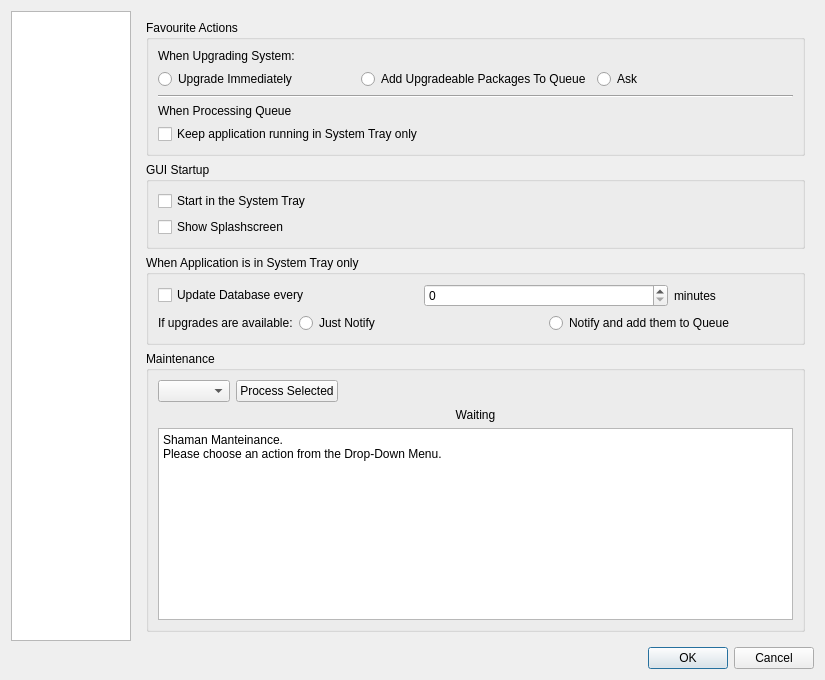
Qt form trunk/shaman/ui/configDialog.ui (drf/shaman1) before a commit.
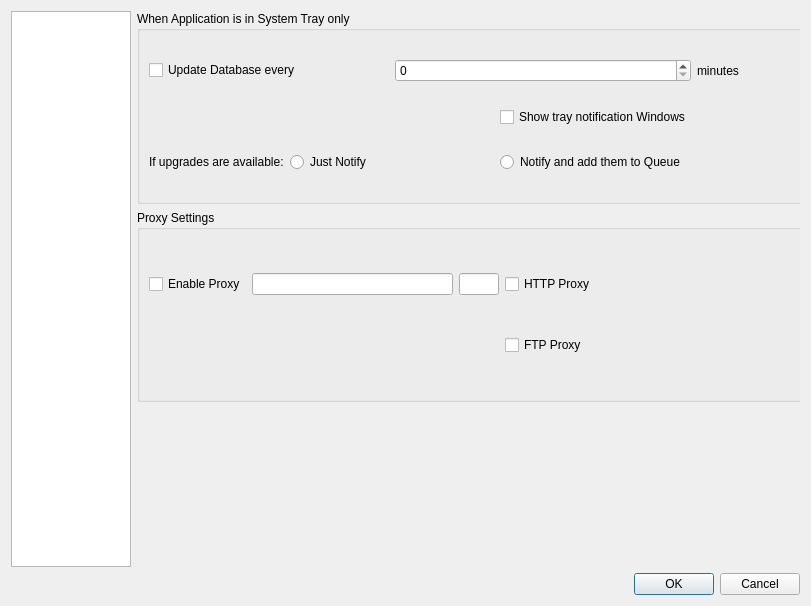
The same form after that commit. The open tabs and pages were chosen to show the change. Icons and pictures are not drawn.

Commit message: Added Georg patch, need GUI refining

The edit to the form file:
```diff
--- a/trunk/shaman/ui/configDialog.ui
+++ b/trunk/shaman/ui/configDialog.ui
@@ -5,8 +5,8 @@
    <rect>
     <x>0</x>
     <y>0</y>
-    <width>825</width>
-    <height>607</height>
+    <width>811</width>
+    <height>606</height>
    </rect>
   </property>
   <property name="windowTitle" >
@@ -16,7 +16,7 @@
    <iconset resource="qtpacman.qrc" >:/Icons/icons/shaman/shaman-32.png</iconset>
   </property>
   <layout class="QGridLayout" >
-   <item row="0" column="0" >
+   <item row="1" column="0" >
     <widget class="QListWidget" name="listWidget" >
      <property name="sizePolicy" >
       <sizepolicy vsizetype="Minimum" hsizetype="Fixed" >
@@ -59,7 +59,7 @@
      </property>
     </widget>
    </item>
-   <item row="2" column="0" colspan="2" >
+   <item row="3" column="0" colspan="2" >
     <widget class="QDialogButtonBox" name="buttonBox" >
      <property name="orientation" >
       <enum>Qt::Horizontal</enum>
@@ -69,7 +69,7 @@
      </property>
     </widget>
    </item>
-   <item row="0" column="1" >
+   <item row="1" column="1" >
     <widget class="QStackedWidget" name="stackedWidget" >
      <property name="sizePolicy" >
       <sizepolicy vsizetype="Minimum" hsizetype="Minimum" >
@@ -81,8 +81,8 @@
       <number>0</number>
      </property>
      <widget class="QWidget" name="Seite" >
-      <layout class="QGridLayout" >
-       <item row="0" column="0" >
+      <layout class="QVBoxLayout" >
+       <item>
         <widget class="QGroupBox" name="groupBox_5" >
          <property name="title" >
           <string>Favourite Actions</string>
@@ -147,7 +147,7 @@
          </layout>
         </widget>
        </item>
-       <item row="1" column="0" >
+       <item>
         <widget class="QGroupBox" name="groupBox_6" >
          <property name="title" >
           <string>GUI Startup</string>
@@ -170,58 +170,7 @@
          </layout>
         </widget>
        </item>
-       <item row="2" column="0" >
-        <widget class="QGroupBox" name="groupBox_11" >
-         <property name="title" >
-          <string>When Application is in System Tray only</string>
-         </property>
-         <layout class="QGridLayout" >
-          <item row="0" column="0" colspan="2" >
-           <widget class="QCheckBox" name="updateDbTrayBox" >
-            <property name="text" >
-             <string>Update Database every</string>
-            </property>
-           </widget>
-          </item>
-          <item row="0" column="2" colspan="2" >
-           <widget class="QSpinBox" name="minutesSpin" >
-            <property name="enabled" >
-             <bool>true</bool>
-            </property>
-           </widget>
-          </item>
-          <item row="0" column="4" >
-           <widget class="QLabel" name="label_16" >
-            <property name="text" >
-             <string>minutes</string>
-            </property>
-           </widget>
-          </item>
-          <item row="1" column="0" >
-           <widget class="QLabel" name="label_17" >
-            <property name="text" >
-             <string>If upgrades are available:</string>
-            </property>
-           </widget>
-          </item>
-          <item row="1" column="1" colspan="2" >
-           <widget class="QRadioButton" name="upNotifyRadio" >
-            <property name="text" >
-             <string>Just Notify</string>
-            </property>
-           </widget>
-          </item>
-          <item row="1" column="3" colspan="2" >
-           <widget class="QRadioButton" name="upNotifyAddRadio" >
-            <property name="text" >
-             <string>Notify and add them to Queue</string>
-            </property>
-           </widget>
-          </item>
-         </layout>
-        </widget>
-       </item>
-       <item row="3" column="0" >
+       <item>
         <widget class="QGroupBox" name="groupBox" >
          <property name="title" >
           <string>Maintenance</string>
@@ -281,9 +230,9 @@
               <property name="html" >
                <string>&lt;html>&lt;head>&lt;meta name="qrichtext" content="1" />&lt;style type="text/css">
 p, li { white-space: pre-wrap; }
-&lt;/style>&lt;/head>&lt;body style=" font-family:'Sans Serif'; font-size:10pt; font-weight:400; font-style:normal;">
-&lt;p style=" margin-top:0px; margin-bottom:0px; margin-left:0px; margin-right:0px; -qt-block-indent:0; text-indent:0px; font-family:'Liberation Sans'; font-size:9pt;">Shaman Manteinance.&lt;/p>
-&lt;p style=" margin-top:0px; margin-bottom:0px; margin-left:0px; margin-right:0px; -qt-block-indent:0; text-indent:0px; font-family:'Liberation Sans'; font-size:9pt;">Please choose an action from the Drop-Down Menu.&lt;/p>&lt;/body>&lt;/html></string>
+&lt;/style>&lt;/head>&lt;body style=" font-family:'Liberation Sans'; font-size:9pt; font-weight:400; font-style:normal;">
+&lt;p style=" margin-top:0px; margin-bottom:0px; margin-left:0px; margin-right:0px; -qt-block-indent:0; text-indent:0px;">Shaman Manteinance.&lt;/p>
+&lt;p style=" margin-top:0px; margin-bottom:0px; margin-left:0px; margin-right:0px; -qt-block-indent:0; text-indent:0px;">Please choose an action from the Drop-Down Menu.&lt;/p>&lt;/body>&lt;/html></string>
               </property>
              </widget>
             </item>
@@ -858,6 +807,168 @@
        </item>
       </layout>
      </widget>
+     <widget class="QWidget" name="page_2" >
+      <widget class="QWidget" name="" >
+       <property name="geometry" >
+        <rect>
+         <x>0</x>
+         <y>0</y>
+         <width>671</width>
+         <height>391</height>
+        </rect>
+       </property>
+       <layout class="QVBoxLayout" >
+        <item>
+         <widget class="QGroupBox" name="groupBox_11" >
+          <property name="title" >
+           <string>When Application is in System Tray only</string>
+          </property>
+          <layout class="QGridLayout" >
+           <item row="0" column="0" colspan="2" >
+            <widget class="QCheckBox" name="updateDbTrayBox" >
+             <property name="text" >
+              <string>Update Database every</string>
+             </property>
+            </widget>
+           </item>
+           <item row="0" column="2" colspan="2" >
+            <widget class="QSpinBox" name="minutesSpin" >
+             <property name="enabled" >
+              <bool>true</bool>
+             </property>
+            </widget>
+           </item>
+           <item row="0" column="4" >
+            <widget class="QLabel" name="label_16" >
+             <property name="text" >
+              <string>minutes</string>
+             </property>
+            </widget>
+           </item>
+           <item row="2" column="0" >
+            <widget class="QLabel" name="label_17" >
+             <property name="text" >
+              <string>If upgrades are available:</string>
+             </property>
+            </widget>
+           </item>
+           <item row="2" column="1" colspan="2" >
+            <widget class="QRadioButton" name="upNotifyRadio" >
+             <property name="text" >
+              <string>Just Notify</string>
+             </property>
+            </widget>
+           </item>
+           <item row="2" column="3" colspan="2" >
+            <widget class="QRadioButton" name="upNotifyAddRadio" >
+             <property name="text" >
+              <string>Notify and add them to Queue</string>
+             </property>
+            </widget>
+           </item>
+           <item row="1" column="3" >
+            <widget class="QCheckBox" name="updateDbShowNotify" >
+             <property name="text" >
+              <string>Show tray notification Windows</string>
+             </property>
+             <property name="checked" >
+              <bool>false</bool>
+             </property>
+            </widget>
+           </item>
+          </layout>
+         </widget>
+        </item>
+        <item>
+         <widget class="QGroupBox" name="groupBox_12" >
+          <property name="title" >
+           <string>Proxy Settings</string>
+          </property>
+          <layout class="QGridLayout" >
+           <item row="0" column="0" >
+            <widget class="QCheckBox" name="enableProxyBox" >
+             <property name="sizePolicy" >
+              <sizepolicy vsizetype="Fixed" hsizetype="Minimum" >
+               <horstretch>0</horstretch>
+               <verstretch>0</verstretch>
+              </sizepolicy>
+             </property>
+             <property name="text" >
+              <string>Enable Proxy</string>
+             </property>
+            </widget>
+           </item>
+           <item row="0" column="1" >
+            <widget class="QLineEdit" name="proxyServer" >
+             <property name="sizePolicy" >
+              <sizepolicy vsizetype="Fixed" hsizetype="MinimumExpanding" >
+               <horstretch>0</horstretch>
+               <verstretch>0</verstretch>
+              </sizepolicy>
+             </property>
+             <property name="minimumSize" >
+              <size>
+               <width>0</width>
+               <height>0</height>
+              </size>
+             </property>
+            </widget>
+           </item>
+           <item row="0" column="2" >
+            <widget class="QLineEdit" name="proxyPort" >
+             <property name="sizePolicy" >
+              <sizepolicy vsizetype="Fixed" hsizetype="Fixed" >
+               <horstretch>0</horstretch>
+               <verstretch>0</verstretch>
+              </sizepolicy>
+             </property>
+             <property name="minimumSize" >
+              <size>
+               <width>40</width>
+               <height>0</height>
+              </size>
+             </property>
+             <property name="maximumSize" >
+              <size>
+               <width>40</width>
+               <height>16777215</height>
+              </size>
+             </property>
+            </widget>
+           </item>
+           <item row="0" column="4" >
+            <spacer>
+             <property name="orientation" >
+              <enum>Qt::Horizontal</enum>
+             </property>
+             <property name="sizeHint" >
+              <size>
+               <width>191</width>
+               <height>20</height>
+              </size>
+             </property>
+            </spacer>
+           </item>
+           <item row="0" column="3" >
+            <widget class="QCheckBox" name="httpProxyBox" >
+             <property name="text" >
+              <string>HTTP Proxy</string>
+             </property>
+            </widget>
+           </item>
+           <item row="1" column="3" >
+            <widget class="QCheckBox" name="ftpProxyBox" >
+             <property name="text" >
+              <string>FTP Proxy</string>
+             </property>
+            </widget>
+           </item>
+          </layout>
+         </widget>
+        </item>
+       </layout>
+      </widget>
+     </widget>
     </widget>
    </item>
   </layout>
```
Left out of the diff: 15 changed lines with no effect on the pictures. The commit also changes 6 other files.
